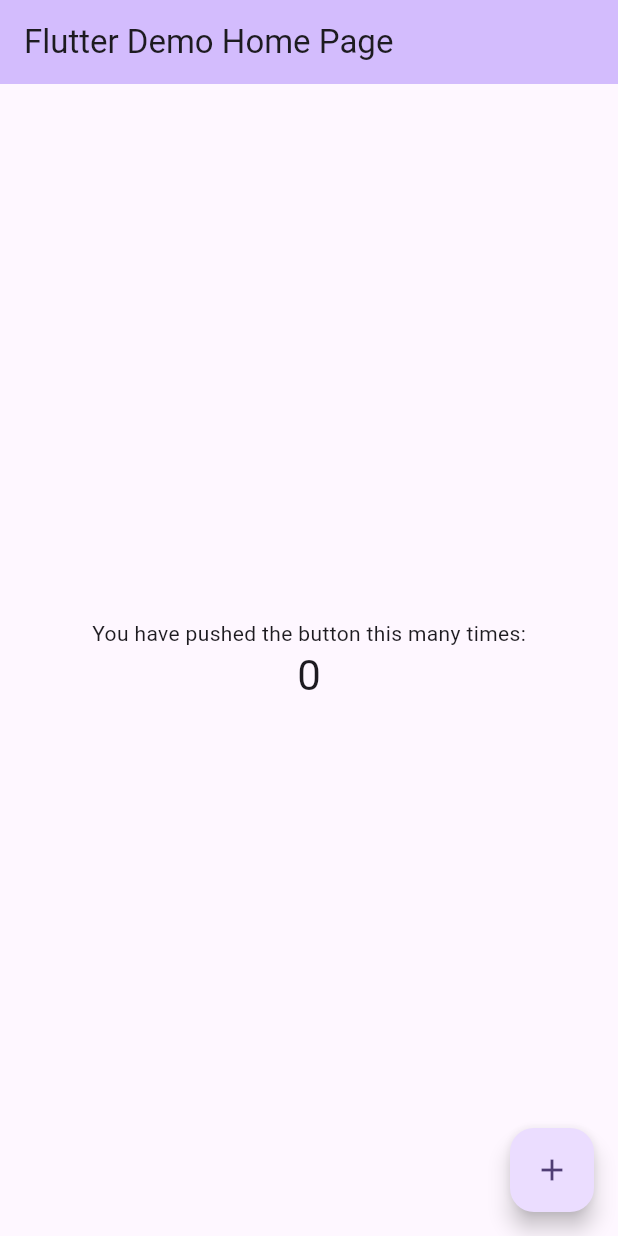
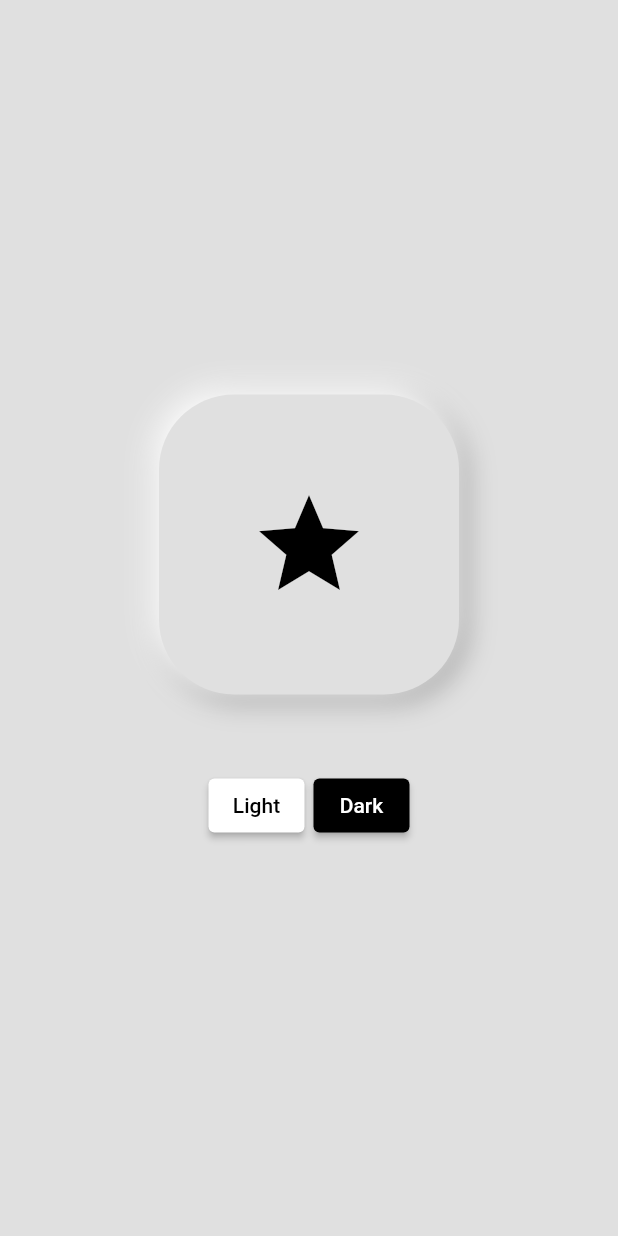
Before and after one commit to RishikantSri/flutter3dbutton, a Flutter app: the screen it shows after launch, on a phone screen of 412 x 824 dp. Run offline on Flutter 3.47's test engine with Material 2 defaults, Android fonts, the light colour scheme and no system bars.

Commit message:
3d single button added

```diff
--- a/lib/main.dart
+++ b/lib/main.dart
@@ -1,125 +1,96 @@
 import 'package:flutter/material.dart';
 
 void main() {
-  runApp(const MyApp());
+  runApp(MyApp());
 }
 
 class MyApp extends StatelessWidget {
-  const MyApp({super.key});
-
-  // This widget is the root of your application.
   @override
   Widget build(BuildContext context) {
     return MaterialApp(
-      title: 'Flutter Demo',
-      theme: ThemeData(
-        // This is the theme of your application.
-        //
-        // TRY THIS: Try running your application with "flutter run". You'll see
-        // the application has a blue toolbar. Then, without quitting the app,
-        // try changing the seedColor in the colorScheme below to Colors.green
-        // and then invoke "hot reload" (save your changes or press the "hot
-        // reload" button in a Flutter-supported IDE, or press "r" if you used
-        // the command line to start the app).
-        //
-        // Notice that the counter didn't reset back to zero; the application
-        // state is not lost during the reload. To reset the state, use hot
-        // restart instead.
-        //
-        // This works for code too, not just values: Most code changes can be
-        // tested with just a hot reload.
-        colorScheme: ColorScheme.fromSeed(seedColor: Colors.deepPurple),
-        useMaterial3: true,
-      ),
-      home: const MyHomePage(title: 'Flutter Demo Home Page'),
+      debugShowCheckedModeBanner: false,
+      home: MyHomePage(),
     );
   }
 }
 
 class MyHomePage extends StatefulWidget {
-  const MyHomePage({super.key, required this.title});
-
-  // This widget is the home page of your application. It is stateful, meaning
-  // that it has a State object (defined below) that contains fields that affect
-  // how it looks.
-
-  // This class is the configuration for the state. It holds the values (in this
-  // case the title) provided by the parent (in this case the App widget) and
-  // used by the build method of the State. Fields in a Widget subclass are
-  // always marked "final".
-
-  final String title;
-
   @override
-  State<MyHomePage> createState() => _MyHomePageState();
+  _MyHomePageState createState() => _MyHomePageState();
 }
 
 class _MyHomePageState extends State<MyHomePage> {
-  int _counter = 0;
-
-  void _incrementCounter() {
-    setState(() {
-      // This call to setState tells the Flutter framework that something has
-      // changed in this State, which causes it to rerun the build method below
-      // so that the display can reflect the updated values. If we changed
-      // _counter without calling setState(), then the build method would not be
-      // called again, and so nothing would appear to happen.
-      _counter++;
-    });
-  }
+  bool darkMode = false;
 
   @override
   Widget build(BuildContext context) {
-    // This method is rerun every time setState is called, for instance as done
-    // by the _incrementCounter method above.
-    //
-    // The Flutter framework has been optimized to make rerunning build methods
-    // fast, so that you can just rebuild anything that needs updating rather
-    // than having to individually change instances of widgets.
     return Scaffold(
-      appBar: AppBar(
-        // TRY THIS: Try changing the color here to a specific color (to
-        // Colors.amber, perhaps?) and trigger a hot reload to see the AppBar
-        // change color while the other colors stay the same.
-        backgroundColor: Theme.of(context).colorScheme.inversePrimary,
-        // Here we take the value from the MyHomePage object that was created by
-        // the App.build method, and use it to set our appbar title.
-        title: Text(widget.title),
-      ),
+      backgroundColor: darkMode ? Colors.grey[850]! : Colors.grey[300]!,
       body: Center(
-        // Center is a layout widget. It takes a single child and positions it
-        // in the middle of the parent.
         child: Column(
-          // Column is also a layout widget. It takes a list of children and
-          // arranges them vertically. By default, it sizes itself to fit its
-          // children horizontally, and tries to be as tall as its parent.
-          //
-          // Column has various properties to control how it sizes itself and
-          // how it positions its children. Here we use mainAxisAlignment to
-          // center the children vertically; the main axis here is the vertical
-          // axis because Columns are vertical (the cross axis would be
-          // horizontal).
-          //
-          // TRY THIS: Invoke "debug painting" (choose the "Toggle Debug Paint"
-          // action in the IDE, or press "p" in the console), to see the
-          // wireframe for each widget.
           mainAxisAlignment: MainAxisAlignment.center,
           children: <Widget>[
-            const Text(
-              'You have pushed the button this many times:',
+            Container(
+              width: 200,
+              height: 200,
+              child: Icon(Icons.star, size: 80, color: darkMode ? Colors.white : Colors.black),
+              decoration: BoxDecoration(
+                color: darkMode ? Colors.grey[850]! : Colors.grey[300]!,
+                borderRadius: BorderRadius.all(Radius.circular(50)),
+                boxShadow: [
+                  BoxShadow(
+                    color: darkMode ? Colors.black54 : Colors.grey[500]!,
+                    offset: Offset(4.0, 4.0),
+                    blurRadius: 15.0,
+                    spreadRadius: 1.0,
+                  ),
+                  BoxShadow(
+                    color: darkMode ? Colors.grey[800]! : Colors.white,
+                    offset: Offset(-4.0, -4.0),
+                    blurRadius: 15.0,
+                    spreadRadius: 1.0,
+                  ),
+                ],
+              ),
             ),
-            Text(
-              '$_counter',
-              style: Theme.of(context).textTheme.headlineMedium,
+            Row(
+              mainAxisAlignment: MainAxisAlignment.center,
+              children: <Widget>[
+                Padding(
+                  padding: EdgeInsets.only(top: 50, right: 3),
+                  child: ElevatedButton(
+                    style: ButtonStyle(
+                      backgroundColor: MaterialStateProperty.all<Color>(Colors.white),
+                      foregroundColor: MaterialStateProperty.all<Color>(Colors.black),
+                    ),
+                    onPressed: () {
+                      setState(() {
+                        darkMode = false;
+                      });
+                    },
+                    child: Text('Light'),
+                  ),
+                ),
+                Padding(
+                  padding: EdgeInsets.only(top: 50, left: 3),
+                  child: ElevatedButton(
+                    style: ButtonStyle(
+                      backgroundColor: MaterialStateProperty.all<Color>(Colors.black),
+                      foregroundColor: MaterialStateProperty.all<Color>(Colors.white),
+                    ),
+                    onPressed: () {
+                      setState(() {
+                        darkMode = true;
+                      });
+                    },
+                    child: Text('Dark'),
+                  ),
+                ),
+              ],
             ),
           ],
         ),
       ),
-      floatingActionButton: FloatingActionButton(
-        onPressed: _incrementCounter,
-        tooltip: 'Increment',
-        child: const Icon(Icons.add),
-      ), // This trailing comma makes auto-formatting nicer for build methods.
     );
   }
 }
```
